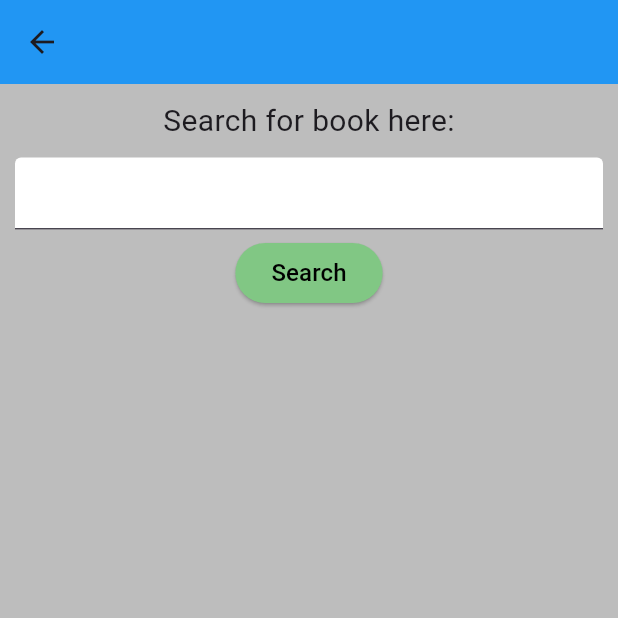
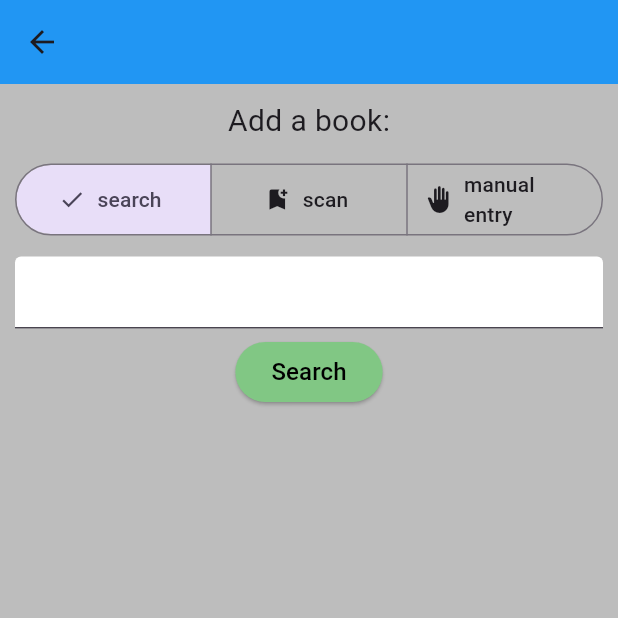
Before and after one commit to CaybleS/LIbraryProject, a Flutter app: the AddBookPage screen opened directly with empty values, on a phone screen of 412 x 824 dp, the top half of it. Run offline on Flutter 3.47's test engine with Material 3 defaults, Android fonts, the light colour scheme and no system bars; our stand-ins replace firebase_auth, firebase_core, firebase_database, google_sign_in; missing offline and left inert: mobile_scanner; accounts and stored records are empty.

Commit message:
added openlibrary fallback search and segmented button

```diff
--- a/LibraryProjectFlutter/lib/add_book_page.dart
+++ b/LibraryProjectFlutter/lib/add_book_page.dart
@@ -1,11 +1,5 @@
 // note that the API returns a JSON-formatted response body, with specific keywords to specify each value
 // the results from the query is formatted in a way like this: https://developers.google.com/books/docs/v1/using#response_1
-// TODO what should the app show when a user already has a book in their library, should it not be shown? Or show "already owned", or a remove button?
-// TODO should I add an option for users to click on the book to get more details? Similar to the book_page thing. I think no but not sure, seems like too much button pressing.
-// TODO add a pagination system of some kind, for now it only shows 10 books and there is no page 2 or whatever. I think this will be a system where each 10 query results are
-// shown on screen, and if user goes to next page it will make another api call to get the next 10 query results if they exist, and store previous query results in a list/map
-// if user seaches should there be a clear button or should it automatically clear their search bar, idk!
-// also, should books in the DB also have info such as num pages, retail price, isbn, etc (this info would be added to book_page.dart if so)
 
 import 'package:firebase_auth/firebase_auth.dart';
 import 'package:flutter/material.dart';
@@ -13,6 +7,9 @@ import 'package:library_project/book.dart';
 import 'package:library_project/database.dart';
 import 'package:http/http.dart' as http;
 import 'dart:convert';
+import 'package:mobile_scanner/mobile_scanner.dart'; // not implemented yet
+
+enum _AddBookOptions {search, scan, custom}
 
 class AddBookPage extends StatefulWidget {
   final User user;
@@ -23,53 +20,119 @@ class AddBookPage extends StatefulWidget {
 }
 
 class _AddBookPageState extends State<AddBookPage> {
-  final controllerTitle = TextEditingController();
+  final _controllerTitle = TextEditingController();
 
-  List<dynamic> searchQueryBooks = [];
+  List<dynamic> _searchQueryBooks = [];
   // This is my private api key. Do NOT use this for the final project. I prob shouldnt even push this but idc
   // TODO change this to the libraryproject gmail google books api key
   // the reason iv not changed it yet, is because we need some system to not have the api key on git and idk how we should do it
-  static const String apiKey = "AIzaSyAqHeGVVwSiWJLfVMjF8K5gBbQcNucKuQY";
+  static const String _apiKey = "AIzaSyAqHeGVVwSiWJLfVMjF8K5gBbQcNucKuQY";
   bool _hasSearched = false; // so that if there is no results, something is done which signals this, only after user searches
   bool _isSearching = false;
+  bool _searchError = false;
+  bool _usingGoogleAPI = true;
+  Set<_AddBookOptions> selection = <_AddBookOptions>{_AddBookOptions.search}; // I think this will only ever be set to 1 selection value but idk!
 
-  void addBookToLibrary(BuildContext context, String title, String author, String coverUrl) {
+  void _addBookToLibrary(BuildContext context, String title, String author, String coverUrl) {
     Book book = Book(title, author, true, coverUrl);
     book.setId(addBook(book, widget.user));
     Navigator.pop(context);
   }
 
-  Future<void> searchForBooks() async {
-    String title = controllerTitle.text;
+  Future<void> _searchWithOpenLibrary() async {
+    String title = _controllerTitle.text;
     if (title != "") {
-      final String endpoint = "https://www.googleapis.com/books/v1/volumes?q=$title&key=$apiKey";
-      final response = await http.get(Uri.parse(endpoint));
-      if (response.statusCode == 200) {
-        // ?? is if-null operator, so if there is no response, the query response will be an empty list
-        searchQueryBooks = json.decode(response.body)['items'] ?? [];
+      final String endpoint = "https://openlibrary.org/search.json?q=$title";
+      try {
+        final response = await http.get(Uri.parse(endpoint));
+        if (response.statusCode == 200) {
+          _searchError = false;
+          // ?? is if-null operator, so if there is no response, the query response will be an empty list
+          _searchQueryBooks = json.decode(response.body)['docs'] ?? [];
+        } else {
+          _searchError = true;
+        }
+      } catch (e) {
+        _searchError = true; // amazing error handling over here
       }
-      // TODO also add some system to deal with rate limiting or other status codes, maybe a message "try again later" or something
-      setState(() {});
     }
   }
 
-  Widget displaySearchResults() {
-    if (controllerTitle.text.isNotEmpty) {
+  Future<void> _searchWithGoogle() async {
+    String title = _controllerTitle.text;
+    if (title != "") {
+      final String endpoint = "https://www.googleapis.com/books/v1/volumes?q=$title&key=$_apiKey";
+      try {
+        final response = await http.get(Uri.parse(endpoint));
+        if (response.statusCode == 200) {
+          // ?? is if-null operator, so if there is no response, the query response will be an empty list
+          _searchQueryBooks = json.decode(response.body)['items'] ?? [];
+        } else if (response.statusCode == 429) {
+          _usingGoogleAPI = false;
+          _searchWithOpenLibrary();
+        }
+        else {
+          _searchError = true;
+        }
+      } catch(e) {
+        _searchError = true;
+      }
+    }
+  }
+
+  // in general I'm not happy with this system, but for now I'll have it this way.
+  Future<void> _searchForBooks() async {
+  if (_usingGoogleAPI) {
+    await _searchWithGoogle();
+  }
+  else {
+    await _searchWithOpenLibrary();
+  }
+    setState(() {});
+  }
+
+  String _getSearchFailMessage() {
+    if (_hasSearched) {
+      return "No books found";
+    }
+    else if (_searchError) {
+      return "Error with book search, please try again in a few minutes!";
+    }
+    else {
+      return "";
+    }
+  }
+
+  Widget _displaySearchResults() {
+    if (_controllerTitle.text.isNotEmpty) {
       _hasSearched = true;
-      controllerTitle.clear();
+      _controllerTitle.clear();
     }
-    if (searchQueryBooks.isNotEmpty) {
+    if (_searchQueryBooks.isEmpty) {
+      return Text(_getSearchFailMessage());
+    }
+    else {
       return SizedBox(
         height: 560,
         child: ListView.builder(
-          itemCount: searchQueryBooks.length,
+          itemCount: _searchQueryBooks.length,
           itemBuilder: (BuildContext context, int index) {
             Widget image;
             // using ?[] to access array indicies safely even if they're null, and ?? is if-null operator which has placeholder values to the right
             // if any are null the placeholder is used. Freaky lines but I can't think of a better way to do it.
-            String title = (searchQueryBooks[index]?['volumeInfo']?['title']) ?? "No title found";
-            String author = (searchQueryBooks[index]?['volumeInfo']?['authors']?[0]) ?? "No author found";
-            String coverUrl = (searchQueryBooks[index]?['volumeInfo']?['imageLinks']?['thumbnail']) ?? "https://lgimages.s3.amazonaws.com/nc-md.gif";
+            String title, author, coverUrl;
+            if (_usingGoogleAPI) {
+              title = (_searchQueryBooks[index]?['volumeInfo']?['title']) ?? "No title found";
+              author = (_searchQueryBooks[index]?['volumeInfo']?['authors']?[0]) ?? "No author found";
+              coverUrl = (_searchQueryBooks[index]?['volumeInfo']?['imageLinks']?['thumbnail']) ?? "https://lgimages.s3.amazonaws.com/nc-md.gif";
+            }
+            else {
+              title = (_searchQueryBooks[index]?['title']) ?? "No title found";
+              author = (_searchQueryBooks[index]?['author_name']?[0] ?? "No author found");
+              coverUrl = (_searchQueryBooks[index]?['cover_i'] != null)
+              ? "https://covers.openlibrary.org/b/id/${_searchQueryBooks[index]?['cover_i']}-M.jpg"
+              : "https://lgimages.s3.amazonaws.com/nc-md.gif";
+            }
             image = Image.network(coverUrl.toString());
             return Card(
               margin: const EdgeInsets.all(5),
@@ -131,7 +194,7 @@ class _AddBookPageState extends State<AddBookPage> {
                   child:
                     ElevatedButton(
                       onPressed: () {
-                        addBookToLibrary(context, title, author, coverUrl);
+                        _addBookToLibrary(context, title, author, coverUrl);
                       },
                       style: ElevatedButton.styleFrom(
                         backgroundColor: const Color.fromRGBO(129, 199, 132, 1)),
@@ -148,33 +211,14 @@ class _AddBookPageState extends State<AddBookPage> {
         ),
       );
     }
-    if (_hasSearched) {
-      return const Text("No books found");
-    }
-    else {
-      return const Text("");
-    }
   }
 
-  @override
-  Widget build(BuildContext context) {
-    return Scaffold(
-      appBar: AppBar(
-        backgroundColor: Colors.blue,
-      ),
-      backgroundColor: Colors.grey[400],
-      body: Container(
-        padding: const EdgeInsets.all(10),
-        child: Column(
-          children: [
-            const Text("Search for book here:",
-              style: TextStyle(fontSize: 20),
-            ),
-            const SizedBox(
-              height: 10,
-            ),
-            TextField(
-              controller: controllerTitle,
+
+  Widget _searchBook() {
+    return Column(
+      children: [
+        TextField(
+              controller: _controllerTitle,
               decoration: const InputDecoration(
               fillColor: Colors.white, filled: true),
             ),
@@ -186,7 +230,7 @@ class _AddBookPageState extends State<AddBookPage> {
                 setState(() {
                   _isSearching = true;
                 });
-                searchForBooks().then((_) { // triggers this setState when it finishes
+                _searchForBooks().then((_) { // triggers this setState when it finishes
                   setState(() {
                     _isSearching = false;
                   });
@@ -207,7 +251,72 @@ class _AddBookPageState extends State<AddBookPage> {
                 backgroundColor: Colors.grey,
                 strokeWidth: 5.0,
                 )
-              : displaySearchResults(),
+              : _displaySearchResults(),
+      ],
+    );
+  }
+
+  Widget _scanBook() {
+    return const Text("Scan here! Except its not implemtned yet!");
+  }
+
+  Widget _addCustomBook() {
+    return const Text("add book entry here! Except its not implemented yet!");
+  }
+
+  @override
+  Widget build(BuildContext context) {
+    return Scaffold(
+      appBar: AppBar(
+        backgroundColor: Colors.blue,
+      ),
+      backgroundColor: Colors.grey[400],
+      body: Container(
+        padding: const EdgeInsets.all(10),
+        child: Column(
+          children: [
+            const Text("Add a book:",
+              style: TextStyle(fontSize: 20),
+            ),
+            const SizedBox(
+              height: 10,
+            ),
+            SegmentedButton<_AddBookOptions>(
+              selected: selection,
+              onSelectionChanged: (Set<_AddBookOptions> newSelection) {
+                setState(() {
+                  selection = newSelection;
+                });
+              },
+              segments: const <ButtonSegment<_AddBookOptions>> [
+                ButtonSegment(
+                  icon: Icon(Icons.fiber_dvr),
+                  value: _AddBookOptions.search,
+                  label: Text("search"),
+                ),
+              ButtonSegment(
+                icon: Icon(Icons.bookmark_add),
+                value: _AddBookOptions.scan,
+                label: Text("scan"),
+              ),
+              ButtonSegment(
+                icon: Icon(Icons.back_hand),
+                value: _AddBookOptions.custom,
+                label: Text("manual entry"),
+              ),
+              ],
+            ),
+            const SizedBox(
+              height: 10,
+            ),
+            switch (selection.single) {
+              _AddBookOptions.search =>
+             _searchBook(),
+             _AddBookOptions.scan =>
+             _scanBook(),
+             _AddBookOptions.custom =>
+             _addCustomBook(),
+            },
             ],
           ),
         ),
--- a/LibraryProjectFlutter/pubspec.yaml
+++ b/LibraryProjectFlutter/pubspec.yaml
@@ -14,6 +14,7 @@ dependencies:
   firebase_core : ^3.6.0
   firebase_database: ^11.1.4
   http: any
+  mobile_scanner: ^6.0.0
 
 dev_dependencies:
   flutter_test:
```
Also changed, not shown: LibraryProjectFlutter/pubspec.lock, 1 other file.
